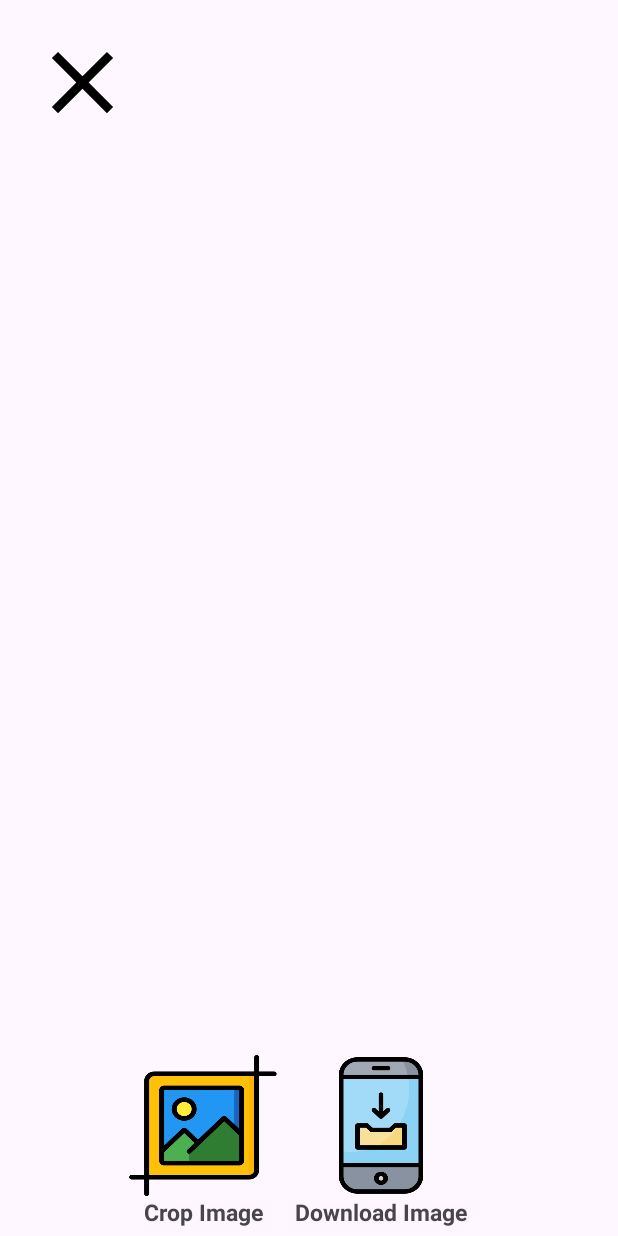
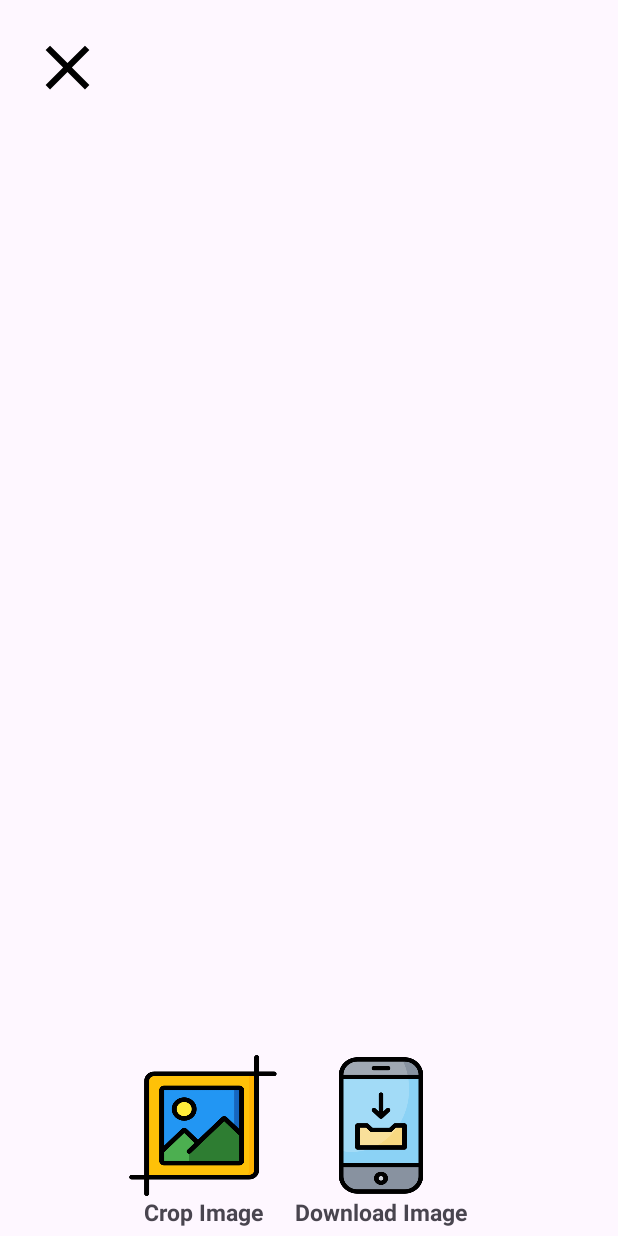
Before and after one commit to sukrit-keshav-yadav/BWpic, an Android app: the CropImage screen opened directly, with no data from a screen before it, on a phone screen of 412 x 824 dp. Run offline under Robolectric (Android 15) with nearby library versions, the phone set to English and light mode, and no system bars; libraries missing offline, so code that uses them is left out: com.otaliastudios.cameraview; 2 statements that could not run were skipped.

Commit message:
Final Commit 2

```diff
--- a/app/src/main/java/com/example/bwpic/CropImage.java
+++ b/app/src/main/java/com/example/bwpic/CropImage.java
@@ -19,6 +19,7 @@ import android.os.storage.StorageVolume;
 import android.util.AttributeSet;
 import android.util.Log;
 import android.view.MotionEvent;
+import android.view.View;
 import android.widget.ImageButton;
 import android.widget.ImageView;
 import android.widget.Toast;
@@ -49,7 +50,9 @@ public class CropImage extends AppCompatActivity {
     private static Bitmap originalBitmap;
     public static boolean selectionMade = false;
     private static Rect roiRect;
-    private ImageButton cropBT, downloadBt;
+    public ImageButton cropBT;
+    public ImageButton downloadBt;
+    public static ImageButton successBt;
     private ImageView close;
 
     @Override
@@ -79,6 +82,7 @@ public class CropImage extends AppCompatActivity {
         imageView = findViewById(R.id.imageView);
         downloadBt = findViewById(R.id.downloadBt);
         cropBT = findViewById(R.id.cropBt);
+        successBt = findViewById(R.id.success);
         close = findViewById(R.id.close);
 
         imageView.setImageBitmap(originalBitmap);
@@ -114,6 +118,7 @@ public class CropImage extends AppCompatActivity {
             FileOutputStream fileOutputStream = new FileOutputStream(fileImage);
             fileOutputStream.write(bytesArray);
             fileOutputStream.close();
+            successBt.setVisibility(View.VISIBLE);
             Toast.makeText(this, "Image saved sucessfully", Toast.LENGTH_SHORT).show();
         } catch (Exception e) {
             throw new RuntimeException(e);
@@ -161,6 +166,7 @@ public class CropImage extends AppCompatActivity {
         imageView.setImageBitmap(originalBitmap);
         selectionMade = false;
         roiRect = null;
+        successBt.setVisibility(View.GONE);
     }
 
     public static class SelectableImageView extends AppCompatImageView {
--- a/app/src/main/res/layout/activity_crop.xml
+++ b/app/src/main/res/layout/activity_crop.xml
@@ -62,8 +62,8 @@
 
     <ImageView
         android:id="@+id/close"
-        android:layout_width="70dp"
-        android:layout_height="70dp"
+        android:layout_width="50dp"
+        android:layout_height="50dp"
         app:layout_constraintStart_toStartOf="parent"
         app:layout_constraintTop_toTopOf="parent"
         android:layout_margin="20dp"
@@ -96,6 +96,20 @@
         app:layout_constraintStart_toStartOf="@id/cropBt"
         app:layout_constraintTop_toTopOf="@+id/guideline" />
 
+    <ImageButton
+        android:id="@+id/success"
+        android:layout_width="100dp"
+        android:layout_height="0dp"
+        android:background="#00000000"
+        android:padding="20dp"
+        android:visibility="gone"
+        android:scaleType="fitXY"
+        android:src="@drawable/success"
+        app:layout_constraintBottom_toBottomOf="@id/guideline2"
+        app:layout_constraintEnd_toEndOf="@id/downloadBt"
+        app:layout_constraintStart_toStartOf="@id/downloadBt"
+        app:layout_constraintTop_toTopOf="@+id/guideline" />
+
     <androidx.constraintlayout.widget.Guideline
         android:id="@+id/guideline"
         android:layout_width="wrap_content"
```
Also changed, not shown: app/src/main/res/drawable/success.png (added).
